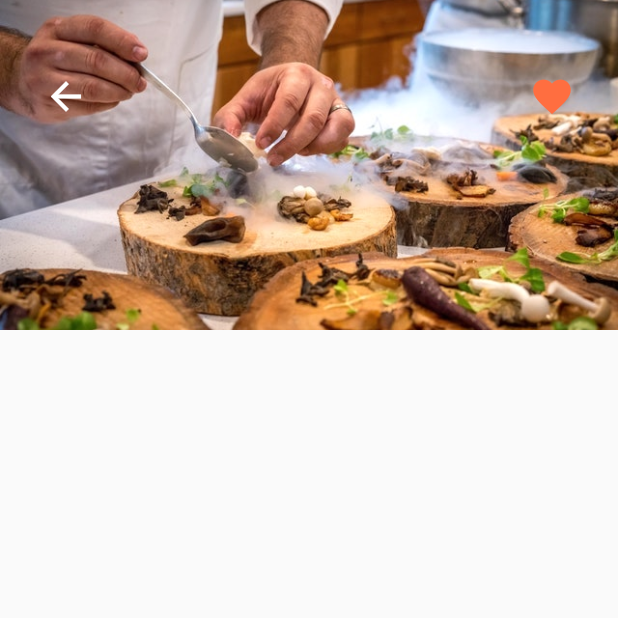
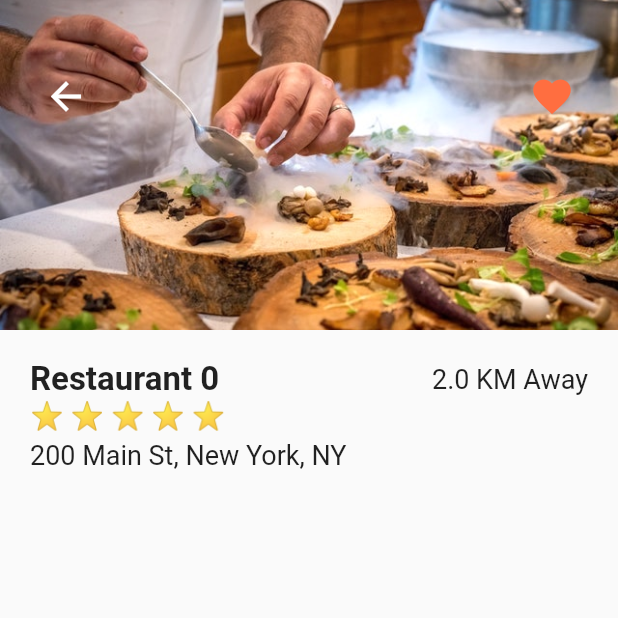
Before and after one commit to ShakriyaPanday/food_delivery_app, a Flutter app: the screen it shows after launch, after a tap on "Restaurant 0", on a phone screen of 412 x 824 dp, the top half of it. Run offline on Flutter 3.47's test engine with Material 2 defaults, Android fonts, the light colour scheme and no system bars.

Commit message:
Restaurant info added

```diff
--- a/lib/screens/resturant_screen.dart
+++ b/lib/screens/resturant_screen.dart
@@ -1,5 +1,6 @@
 import 'package:flutter/material.dart';
 import 'package:food_delivery_app/models/restaurant.dart';
+import 'package:food_delivery_app/widgets/rating_star.dart';
 
 class ResturantScreen extends StatelessWidget {
   final Restaurant restaurant;
@@ -44,6 +45,40 @@ class ResturantScreen extends StatelessWidget {
                 ),
               ),
             ],
+          ),
+          Padding(
+            padding: const EdgeInsets.all(20.0),
+            child: Column(
+              crossAxisAlignment: CrossAxisAlignment.start,
+              children: [
+                Row(
+                  mainAxisAlignment: MainAxisAlignment.spaceBetween,
+                  children: [
+                    Text(
+                      restaurant.name,
+                      style: const TextStyle(
+                          fontSize: 22.0, fontWeight: FontWeight.w600),
+                    ),
+                    Text(
+                      "${restaurant.distance} KM Away",
+                      style: const TextStyle(
+                        fontSize: 18.0,
+                      ),
+                    ),
+                  ],
+                ),
+                RatingStar(rating: restaurant.rating),
+                const SizedBox(
+                  height: 6.0,
+                ),
+                Text(
+                  restaurant.address,
+                  style: const TextStyle(
+                    fontSize: 18.0,
+                  ),
+                )
+              ],
+            ),
           )
         ],
       ),
```
